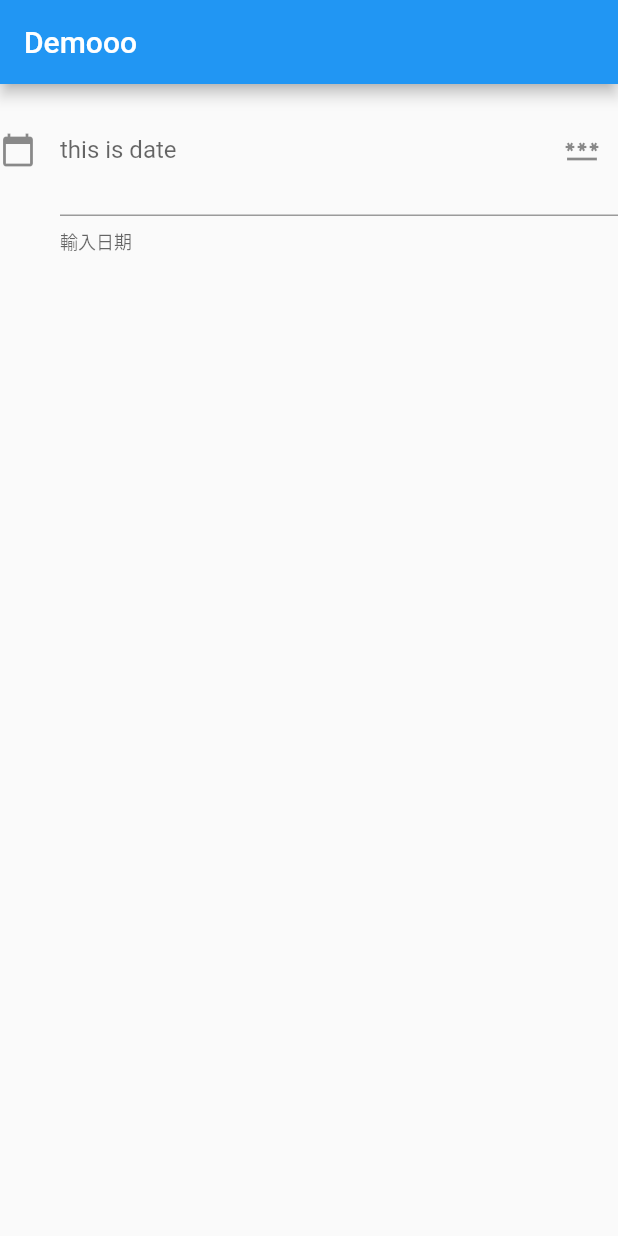
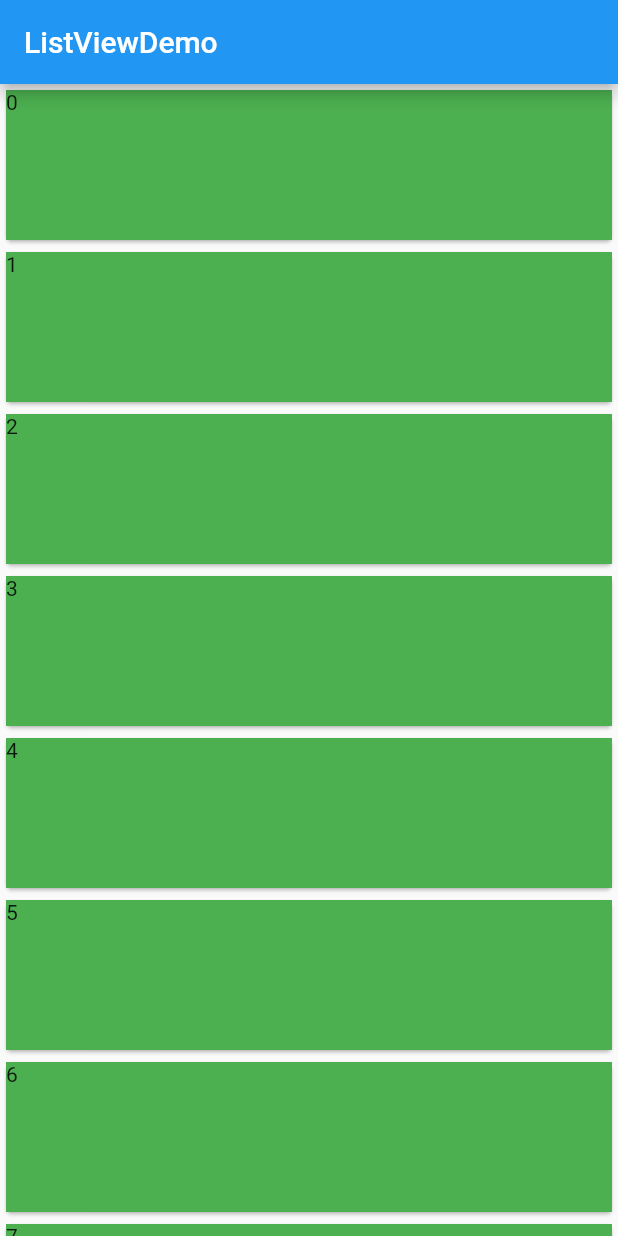
Before and after one commit to wally0302/practice_flutter, a Flutter app: the screen it shows after launch, on a phone screen of 412 x 824 dp. Run offline on Flutter 3.47's test engine with Material 2 defaults, Android fonts, the phone set to English and light mode, and no system bars.

Commit message:
0525_ListView

```diff
--- a/lib/main.dart
+++ b/lib/main.dart
@@ -7,7 +7,7 @@ import 'package:flutter/rendering.dart';
 // FIXME:
 
 void main() {
-  return runApp(MaterialApp(home: new pratice_0524()));
+  return runApp(MaterialApp(home: new pratice_0525_ListView()));
 }
 // void main() =>runApp(MaterialApp(
 //   home:new HomePage(),
@@ -190,3 +190,55 @@ class pratice_0524 extends StatelessWidget {
     );
   }
 }
+
+//---05/25----ListView------ListViewbuilder---------------------------------------//
+
+class pratice_0525_ListView extends StatelessWidget {
+  @override
+  Widget build(BuildContext context) {
+    return Scaffold(
+      appBar: AppBar(
+        title: Text('ListViewDemo'),
+      ),
+      //TODO: childre: 要回傳一個 list
+      //TODO: generate: 自動產生一個陣列出來
+      body: ListView(
+          children: List.generate(20, (index) {
+        print(index);
+        // 回傳一個 widget 回去
+        return Card(
+          child: Container(
+            // Card 本身沒有大小 ，需要把它撐開來(Container)
+            //如果不給 Container 大小，會以 Parent (Card) 為 大小 -> 0
+            height: 100,
+            color: Colors.green,
+            child: Text('$index'),
+          ),
+        );
+      })),
+    );
+  }
+}
+
+class pratice_0525_ListViewbuilder extends StatelessWidget {
+  @override
+  Widget build(BuildContext context) {
+    return Scaffold(
+        appBar: AppBar(
+          title: Text('ListViewbuilderDemo'),
+        ),
+        body: ListView.builder(
+            //itemCount: 10, //數量
+            itemBuilder: (context, index) {
+          print(index);
+          //自動根據目前的 index 來產生 Card
+          return Card(
+            child: Container(
+              height: 100,
+              color: Colors.blue,
+              child: Text('$index'),
+            ),
+          );
+        }));
+  }
+}
```
Also changed, not shown: 1 other file.
